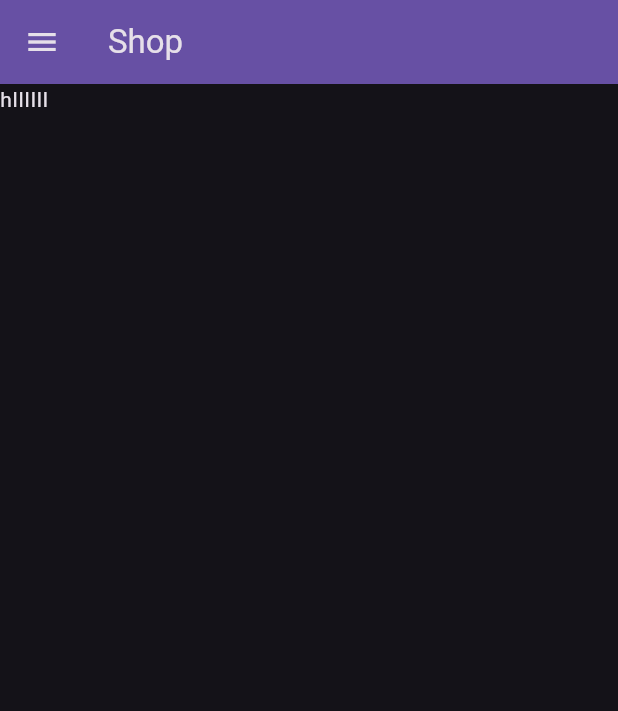
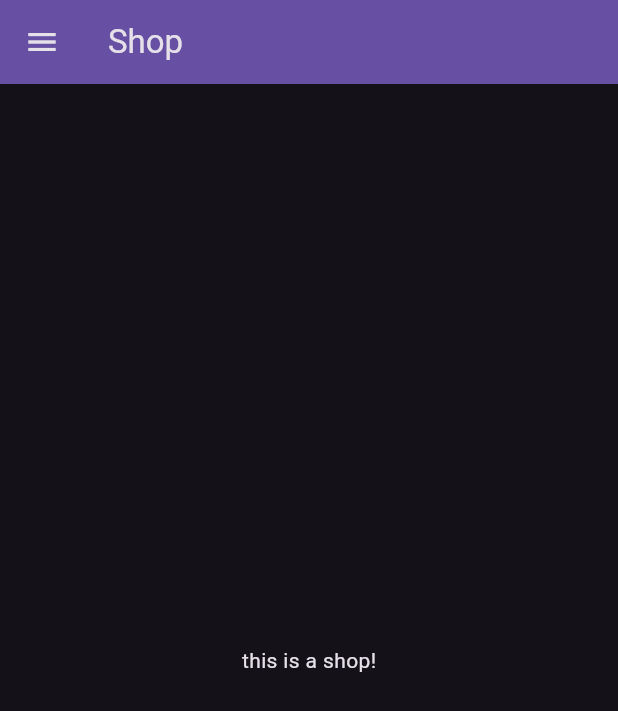
Before and after one commit to Julie12Yu/hampter, a Flutter app: the ShopPage screen opened by its route, on a phone screen of 412 x 824 dp. Shown: the top 711 px of the screen. Run offline on Flutter 3.47's test engine with Material 3 defaults, Android fonts, the phone set to English and light mode, and no system bars; our stand-ins replace settings_ui; missing offline and left inert: model_viewer_plus.

Commit message:
adding more to shop page framework

```diff
--- a/frontend/lib/shop_page.dart
+++ b/frontend/lib/shop_page.dart
@@ -17,6 +17,6 @@ class _ShopPageState extends State<ShopPage> {
           backgroundColor: Theme.of(context).colorScheme.inversePrimary,
           title: Text("Shop"),
         ),
-        body: Text("hIIIIII"));
+        body: Center(child: Text("this is a shop!")));
   }
 }
```
